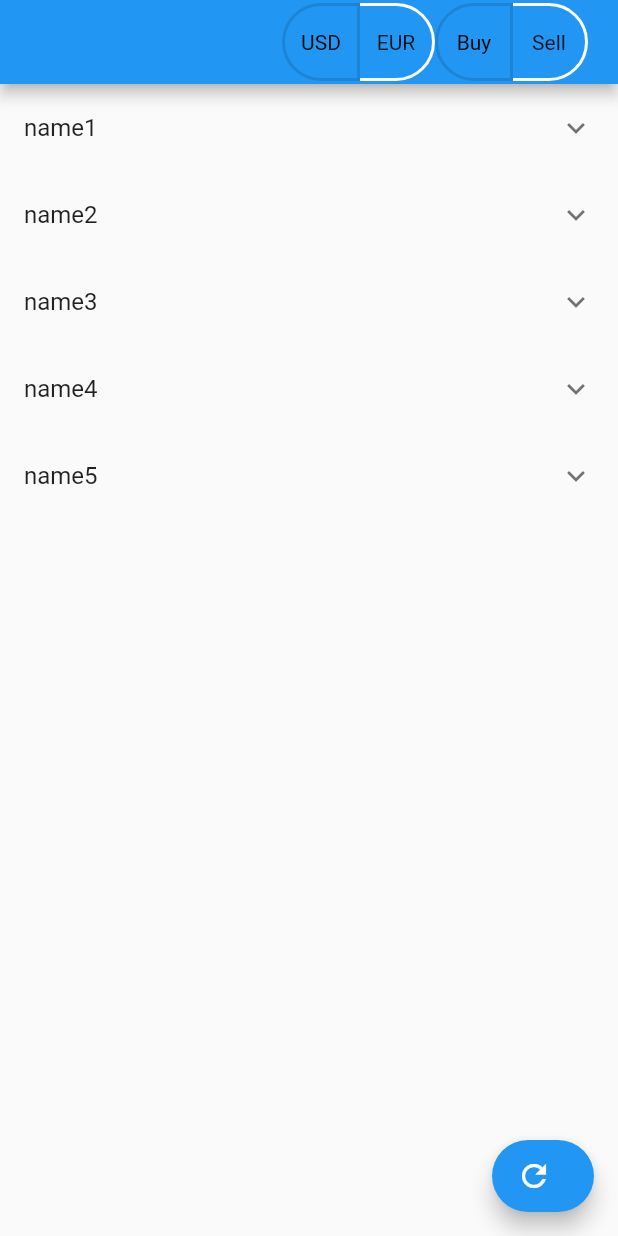
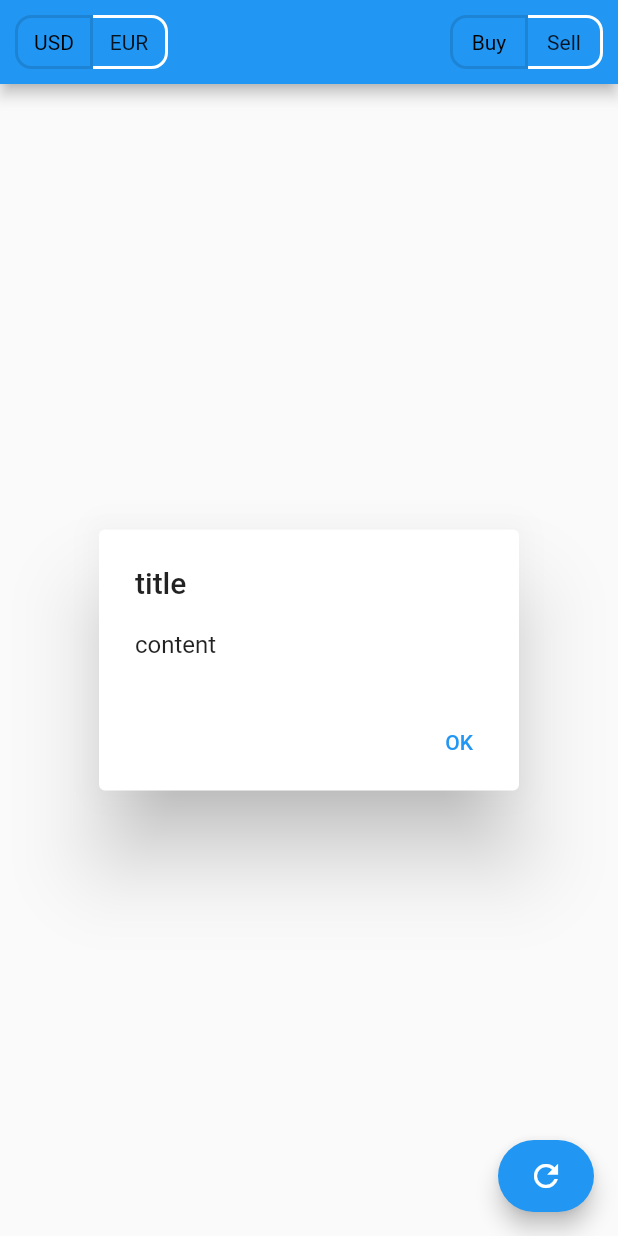
Before and after one commit to TemKaa1337/best-currency-checker, a Flutter app: the screen it shows after launch, on a phone screen of 412 x 824 dp. Run offline on Flutter 3.47's test engine with Material 2 defaults, Android fonts, the phone set to English and light mode, and no system bars; network calls fail.

Commit message:
'add client ui version with api calls

```diff
--- a/client/lib/main.dart
+++ b/client/lib/main.dart
@@ -1,10 +1,5 @@
-import 'package:client/ui/menu/menu.dart';
 import 'package:flutter/material.dart';
-import 'package:http/http.dart' as http;
-import 'package:client/ui/buttons/currency_type_switcher.dart';
-import 'package:client/ui/buttons/currency_operation_switcher.dart';
-import 'package:client/services/data/department.dart';
-import 'package:client/services/data/menu.dart';
+import 'package:client/ui/home.dart';
 
 void main() => runApp(const App());
 
@@ -13,104 +8,12 @@ class App extends StatelessWidget {
 
   @override
   Widget build (BuildContext context) {
-    List<Menu> menuOptions = [
-      Menu('USD'),
-      Menu('EUR')
-    ];
-
     return MaterialApp(
       theme: ThemeData(
         primaryColor: Colors.blue
       ),
-      home: Scaffold(
-        // drawer: const MenuWidget(),
-        appBar: AppBar(
-          // title: const Text('Current : usd?'),
-          actions: [
-            Padding(
-              padding: const EdgeInsets.only(left: 20.0),
-              child: Row(
-                children: const [
-                  CurrencyTypeSwitcher(),
-                ],
-              )
-            ),
-            Padding(
-                padding: const EdgeInsets.only(right: 20.0),
-                child: Row(
-                  children: const [
-                    CurrencyOperationSwitcher(),
-                  ],
-                )
-            ),
-          ],
-        ),
-        body: const Departments(),
-        floatingActionButton: FloatingActionButton.extended(
-          label: const Text(''),
-          backgroundColor: Colors.blue,
-          icon: const Icon(IconData(0xf2f7, fontFamily: 'MaterialIcons')),
-          onPressed: () {
-
-          },
-        ),
-      )
+      home: const Home(),
+      debugShowCheckedModeBanner: false
     );
   }
 }
-
-class Departments extends StatefulWidget {
-  const Departments({Key? key}) : super(key: key);
-
-  @override
-  _DepartmentsState createState() => _DepartmentsState();
-}
-
-class _DepartmentsState extends State<Departments> {
-  Future<http.Response> getDepartmentInfo() async {
-    var response = await http.post(Uri.https('best-currency-rates.temkaatrashprojects.tech', '/api/get/nearest/departments'));
-    return response;
-    // var result = jsonDecode(response.body);
-    // List<Department> departments = [];
-    //
-    // for (var department in result) {
-    //   Department departmentInfo = Department(department['name'], department['address'], department['website']);
-    //   departments.add(departmentInfo);
-    // }
-    //
-    // return departments;
-  }
-
-  @override
-  Widget build (BuildContext context) {
-    List<Department> departments = [
-      Department(1, 'name1', 'address1', 'website1'),
-      Department(2, 'name2', 'address2', 'website2'),
-      Department(3, 'name3', 'address3', 'website3'),
-      Department(4, 'name4', 'address4', 'website4'),
-      Department(5, 'name5', 'address6', 'website6'),
-    ];
-
-    return Scaffold(
-      body: ListView.builder(
-        itemCount: departments.length,
-        itemBuilder: (context, index) {
-          return ExpansionTile(
-            title: Text(departments[index].name),
-            key: PageStorageKey<int>(departments[index].id),
-            children: [
-              ListTile(
-                title: Text(departments[index].name + ' asd1'),
-                subtitle: Text(departments[index].address)
-              ),
-              ListTile(
-                  title: Text(departments[index].name + ' asd2'),
-                  subtitle: Text(departments[index].address)
-              ),
-            ],
-          );
-        }
-      ),
-    );
-  }
-}
--- a/client/lib/services/api.dart
+++ /dev/null
@@ -1,3 +0,0 @@
-class Api {
-
-}
--- a/client/lib/services/data/department.dart
+++ b/client/lib/services/data/department.dart
@@ -1,5 +1,13 @@
 class Department {
   final int id;
   final String name, address, website;
+
   Department(this.id, this.name, this.address, this.website);
+
+  Map<String, dynamic> toJson() => {
+    'id': id,
+    'name': name,
+    'address': address,
+    'website': website
+  };
 }
--- /dev/null
+++ b/client/lib/services/enums/department_state.dart
@@ -0,0 +1,6 @@
+enum DepartmentState {
+  notInitialized,
+  loading,
+  error,
+  success
+}
--- a/client/lib/ui/buttons/currency_operation_switcher.dart
+++ b/client/lib/ui/buttons/currency_operation_switcher.dart
@@ -12,7 +12,9 @@ class _CurrencyOperationSwitcherState extends State<CurrencyOperationSwitcher> {
 
   @override
   Widget build (BuildContext context) {
-    return ToggleButtons(
+    return Padding(
+      padding: const EdgeInsets.all(10),
+      child: ToggleButtons(
         children: const [
           Text('Buy'),
           Text('Sell')
@@ -26,10 +28,11 @@ class _CurrencyOperationSwitcherState extends State<CurrencyOperationSwitcher> {
           });
         },
         isSelected: _selections,
-        borderRadius: BorderRadius.circular(25),
+        borderRadius: BorderRadius.circular(10),
         borderWidth: 2,
         borderColor: Colors.white,
         selectedColor: Colors.black
+      )
     );
   }
 }
--- a/client/lib/ui/buttons/currency_type_switcher.dart
+++ b/client/lib/ui/buttons/currency_type_switcher.dart
@@ -12,7 +12,9 @@ class _CurrencyTypeSwitcherState extends State<CurrencyTypeSwitcher> {
 
   @override
   Widget build (BuildContext context) {
-    return ToggleButtons(
+    return Padding(
+      padding: const EdgeInsets.all(10),
+      child: ToggleButtons(
         children: const [
           Text('USD'),
           Text('EUR')
@@ -26,10 +28,11 @@ class _CurrencyTypeSwitcherState extends State<CurrencyTypeSwitcher> {
           });
         },
         isSelected: _selections,
-        borderRadius: BorderRadius.circular(25),
+        borderRadius: const BorderRadius.all(Radius.circular(10)),
         borderWidth: 2,
         borderColor: Colors.white,
         selectedColor: Colors.black
+      )
     );
   }
 }
--- /dev/null
+++ b/client/lib/ui/home.dart
@@ -0,0 +1,91 @@
+import 'dart:convert';
+import 'package:client/services/data/department.dart';
+import 'package:flutter/material.dart';
+import 'package:client/ui/buttons/currency_type_switcher.dart';
+import 'package:client/ui/buttons/currency_operation_switcher.dart';
+import 'package:client/ui/body/department_list.dart';
+import 'package:client/services/enums/department_state.dart';
+import 'package:http/http.dart' as http;
+
+class Home extends StatefulWidget {
+  const Home({Key? key}) : super(key: key);
+
+  @override
+  _HomeState createState() => _HomeState();
+}
+
+class _HomeState extends State<Home> {
+  DepartmentState _requestState = DepartmentState.loading;
+  late String _errorMessage;
+  List<Department> departments = [];
+
+  Future getNearestDepartments() async {
+    http.Response response = await http.post(Uri.https('currency-checker.temkaatrashprojects.tech', '/api/get/nearest/departments'));
+
+    if (response.statusCode == 200) {
+      setState(() {
+        _errorMessage = '';
+      });
+    } else {
+      if (_requestState != DepartmentState.success) {
+        // settings this state only if previous request was unsuccessful
+        setState(() {
+          _requestState = DepartmentState.error;
+          print(response.body);
+          Map<String, dynamic> listResponse = jsonDecode(response.body);
+          _errorMessage = listResponse['errors'].join('\n');
+        });
+      }
+    }
+  }
+
+  @override
+  void initState() {
+    super.initState();
+    getNearestDepartments();
+  }
+
+  @override
+  Widget build(BuildContext context) {
+    print('state is');
+    print(_requestState);
+
+    return Scaffold(
+      appBar: AppBar(
+        leadingWidth: 140,
+        leading: Row(
+          children: const [
+            CurrencyTypeSwitcher()
+          ]
+        ),
+        actions: <Widget> [
+          Builder(
+            builder: (context) {
+              return const CurrencyOperationSwitcher();
+            },
+          )
+        ],
+      ),
+      body: [DepartmentState.loading, DepartmentState.error].contains(_requestState)
+          ? AlertDialog(
+            title: const Text('title'),
+            actions: [
+              TextButton(
+                onPressed: () {
+                  // Navigator.pop(context);
+                },
+                child: const Text('OK')
+              )
+            ],
+            content: const Text('content')
+          ) : const DepartmentList(),
+      floatingActionButton: FloatingActionButton.extended(
+        label: const Icon(IconData(0xf2f7, fontFamily: 'MaterialIcons')),
+        backgroundColor: Colors.blue,
+        onPressed: () {
+
+        },
+      ),
+    );
+  }
+}
```
Also changed, not shown: client/lib/ui/body/department_list.dart (added, +47 -0 lines), client/lib/ui/menu/menu.dart (deleted, +0 -57 lines).
